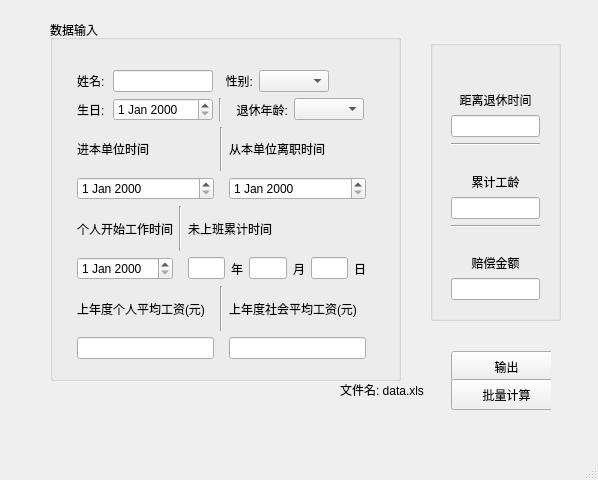
This is compensation_money/mainwindow.ui in chenomg/compensation as Qt 5 draws it before an edit. The edited form follows.
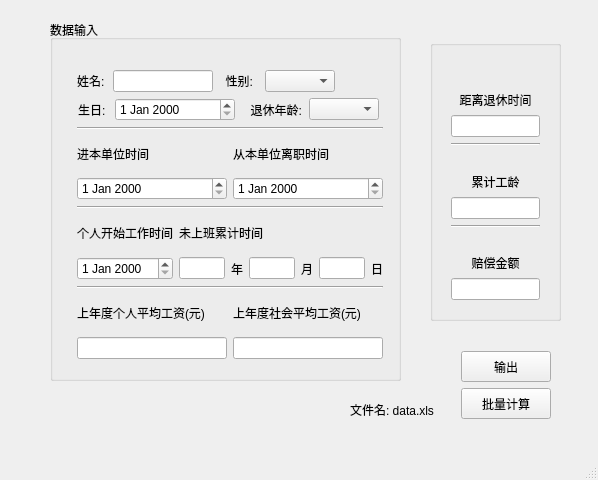
This is the edited form.

What changed in the file:
```diff
--- a/compensation_money/mainwindow.ui
+++ b/compensation_money/mainwindow.ui
@@ -10,6 +10,24 @@
     <height>480</height>
    </rect>
   </property>
+  <property name="sizePolicy">
+   <sizepolicy hsizetype="Fixed" vsizetype="Fixed">
+    <horstretch>0</horstretch>
+    <verstretch>0</verstretch>
+   </sizepolicy>
+  </property>
+  <property name="minimumSize">
+   <size>
+    <width>598</width>
+    <height>480</height>
+   </size>
+  </property>
+  <property name="maximumSize">
+   <size>
+    <width>598</width>
+    <height>480</height>
+   </size>
+  </property>
   <property name="windowTitle">
    <string>退休金计算器</string>
   </property>
@@ -31,7 +49,7 @@
       <rect>
        <x>16</x>
        <y>39</y>
-       <width>311</width>
+       <width>328</width>
        <height>311</height>
       </rect>
      </property>
@@ -126,7 +144,7 @@
           </property>
          </widget>
         </item>
-        <item row="0" column="4">
+        <item row="0" column="3">
          <widget class="QComboBox" name="retire_age_comboBox">
           <property name="maximumSize">
            <size>
@@ -138,6 +156,12 @@
         </item>
         <item row="0" column="1">
          <widget class="QDateEdit" name="birthday_dateEdit">
+          <property name="minimumSize">
+           <size>
+            <width>120</width>
+            <height>0</height>
+           </size>
+          </property>
           <property name="maximumSize">
            <size>
             <width>100</width>
@@ -146,7 +170,7 @@
           </property>
          </widget>
         </item>
-        <item row="0" column="3">
+        <item row="0" column="2">
          <widget class="QLabel" name="retire_label">
           <property name="maximumSize">
            <size>
@@ -162,18 +186,18 @@
           </property>
          </widget>
         </item>
-        <item row="0" column="2">
-         <widget class="Line" name="line_3">
-          <property name="orientation">
-           <enum>Qt::Vertical</enum>
-          </property>
-         </widget>
-        </item>
        </layout>
       </item>
+      <item>
+       <widget class="Line" name="line_3">
+        <property name="orientation">
+         <enum>Qt::Horizontal</enum>
+        </property>
+       </widget>
+      </item>
       <item>
        <layout class="QGridLayout" name="gridLayout_2">
-        <item row="0" column="2">
+        <item row="0" column="1">
          <widget class="QLabel" name="company_out_time_label">
           <property name="text">
            <string>从本单位离职时间</string>
@@ -183,7 +207,7 @@
         <item row="1" column="0">
          <widget class="QDateEdit" name="company_in_dateEdit"/>
         </item>
-        <item row="1" column="2">
+        <item row="1" column="1">
          <widget class="QDateEdit" name="company_out_dateEdit"/>
         </item>
         <item row="0" column="0">
@@ -193,18 +217,18 @@
           </property>
          </widget>
         </item>
-        <item row="0" column="1">
-         <widget class="Line" name="line_4">
-          <property name="orientation">
-           <enum>Qt::Vertical</enum>
-          </property>
-         </widget>
-        </item>
        </layout>
       </item>
+      <item>
+       <widget class="Line" name="line_4">
+        <property name="orientation">
+         <enum>Qt::Horizontal</enum>
+        </property>
+       </widget>
+      </item>
       <item>
        <layout class="QGridLayout" name="gridLayout_4">
-        <item row="1" column="2">
+        <item row="1" column="1">
          <layout class="QHBoxLayout" name="horizontalLayout">
           <item>
            <widget class="QLineEdit" name="working_suspend_year_lineEdit"/>
@@ -245,7 +269,7 @@
           </property>
          </widget>
         </item>
-        <item row="0" column="2">
+        <item row="0" column="1">
          <widget class="QLabel" name="working_suspend_time_label">
           <property name="text">
            <string>未上班累计时间</string>
@@ -255,15 +279,15 @@
         <item row="1" column="0">
          <widget class="QDateEdit" name="dateEdit_4"/>
         </item>
-        <item row="0" column="1">
-         <widget class="Line" name="line_2">
-          <property name="orientation">
-           <enum>Qt::Vertical</enum>
-          </property>
-         </widget>
-        </item>
        </layout>
       </item>
+      <item>
+       <widget class="Line" name="line_5">
+        <property name="orientation">
+         <enum>Qt::Horizontal</enum>
+        </property>
+       </widget>
+      </item>
       <item>
        <layout class="QGridLayout" name="gridLayout_5">
         <item row="0" column="0">
@@ -273,26 +297,19 @@
           </property>
          </widget>
         </item>
-        <item row="0" column="2">
+        <item row="0" column="1">
          <widget class="QLabel" name="society_average_label">
           <property name="text">
            <string>上年度社会平均工资(元)</string>
           </property>
          </widget>
         </item>
-        <item row="1" column="2">
+        <item row="1" column="1">
          <widget class="QLineEdit" name="society_average_lineEdit"/>
         </item>
         <item row="1" column="0">
          <widget class="QLineEdit" name="personal_average_lineEdit"/>
         </item>
-        <item row="0" column="1">
-         <widget class="Line" name="line_6">
-          <property name="orientation">
-           <enum>Qt::Vertical</enum>
-          </property>
-         </widget>
-        </item>
        </layout>
       </item>
      </layout>
@@ -397,7 +414,7 @@
       <x>420</x>
       <y>330</y>
       <width>151</width>
-      <height>80</height>
+      <height>101</height>
      </rect>
     </property>
     <property name="frameShape">
@@ -409,10 +426,10 @@
     <widget class="QWidget" name="verticalLayoutWidget_3">
      <property name="geometry">
       <rect>
-       <x>20</x>
+       <x>30</x>
        <y>10</y>
-       <width>111</width>
-       <height>71</height>
+       <width>101</width>
+       <height>91</height>
       </rect>
      </property>
      <layout class="QVBoxLayout" name="verticalLayout_3">
@@ -420,13 +437,13 @@
        <widget class="QPushButton" name="generate_pushButton">
         <property name="minimumSize">
          <size>
-          <width>111</width>
+          <width>90</width>
           <height>31</height>
          </size>
         </property>
         <property name="maximumSize">
          <size>
-          <width>111</width>
+          <width>90</width>
           <height>31</height>
          </size>
         </property>
@@ -439,13 +456,13 @@
        <widget class="QPushButton" name="xls_calculate_pushButton">
         <property name="minimumSize">
          <size>
-          <width>111</width>
+          <width>90</width>
           <height>31</height>
          </size>
         </property>
         <property name="maximumSize">
          <size>
-          <width>111</width>
+          <width>90</width>
           <height>31</height>
          </size>
         </property>
@@ -460,8 +477,8 @@
    <widget class="QLabel" name="xls_label">
     <property name="geometry">
      <rect>
-      <x>340</x>
-      <y>380</y>
+      <x>350</x>
+      <y>400</y>
       <width>101</width>
       <height>20</height>
      </rect>
```
Left out of the diff: 2 changed lines with no effect on the pictures.
